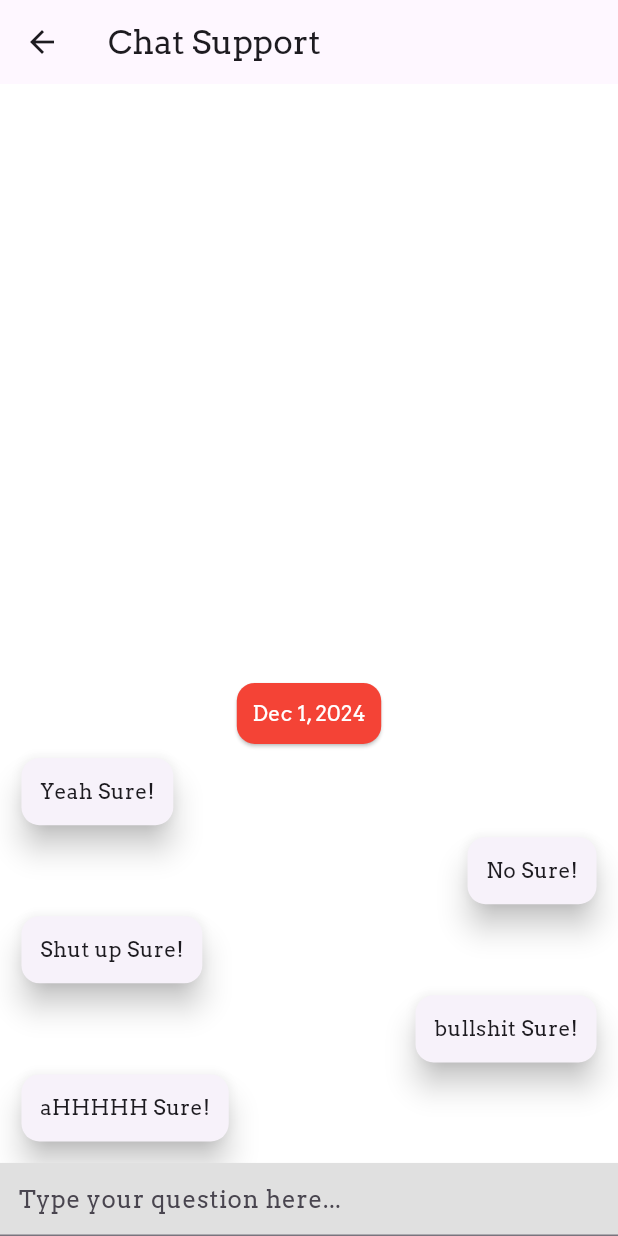
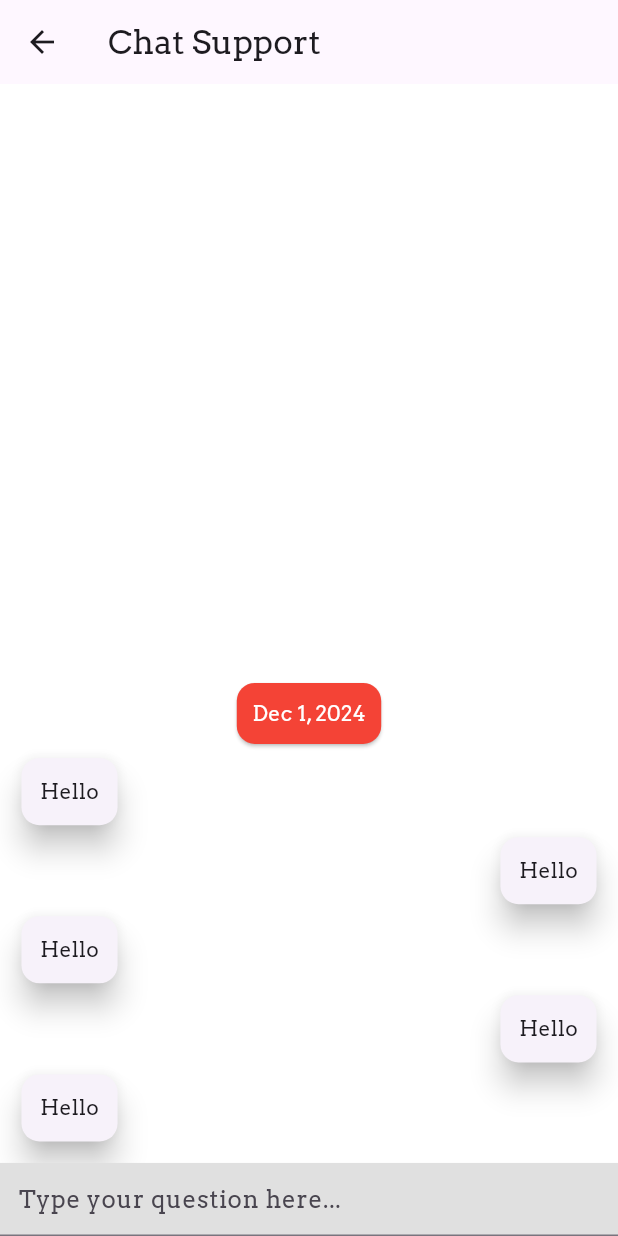
Before and after one commit to patriajasel/taguig_tourism_mobile_app, a Flutter app: the AppNavigation screen opened directly with empty values, after a tap on the "support agent" icon, on a phone screen of 412 x 824 dp. Run offline on Flutter 3.47's test engine with Material 3 defaults, Android fonts, the phone set to English and light mode, and no system bars; drawn by our look-alikes of grouped_list; our stand-ins replace carousel_slider, cloud_firestore, firebase_auth, firebase_core, firebase_storage, fluttertoast and 5 more; missing offline and left inert: custom_info_window, flutter_polyline_points; accounts and stored records are empty; network calls fail.

```diff
--- a/lib/app_navigation.dart
+++ b/lib/app_navigation.dart
@@ -136,7 +136,9 @@ class _AppNavigationState extends State<AppNavigation> {
             indicatorColor: Colors.redAccent.shade100,
             labelTextStyle: WidgetStateProperty.all(
               TextStyle(
-                  color: Colors.white, fontFamily: "Arvo", fontSize: screenHeight * 0.015),
+                  color: Colors.white,
+                  fontFamily: "Arvo",
+                  fontSize: screenHeight * 0.015),
             ),
             iconTheme: WidgetStateProperty.all(
               const IconThemeData(color: Colors.white),
@@ -152,7 +154,7 @@ class _AppNavigationState extends State<AppNavigation> {
           },
           destinations: const [
             NavigationDestination(icon: Icon(Icons.home), label: "Home"),
-            NavigationDestination(icon: Icon(Icons.newspaper), label: "News"),
+            NavigationDestination(icon: Icon(Icons.commute), label: "Commute"),
             NavigationDestination(icon: Icon(Icons.explore), label: "Explore"),
             NavigationDestination(icon: Icon(Icons.cloud), label: "Weather"),
             NavigationDestination(icon: Icon(Icons.person), label: "User"),
--- a/lib/customer_support_page.dart
+++ b/lib/customer_support_page.dart
@@ -13,23 +13,23 @@ class ChatSupportPage extends StatefulWidget {
 class _ChatSupportPageState extends State<ChatSupportPage> {
   List<Message> messages = [
     Message(
-        text: 'Yeah Sure!',
+        text: 'Hello',
         date: DateTime.now().subtract(Duration(minutes: 1)),
         isSentByMe: false),
     Message(
-        text: 'No Sure!',
+        text: 'Hello',
         date: DateTime.now().subtract(Duration(minutes: 1)),
         isSentByMe: true),
     Message(
-        text: 'Shut up Sure!',
+        text: 'Hello',
         date: DateTime.now().subtract(Duration(minutes: 1)),
         isSentByMe: false),
     Message(
-        text: 'bullshit Sure!',
+        text: 'Hello',
         date: DateTime.now().subtract(Duration(minutes: 1)),
         isSentByMe: true),
     Message(
-        text: 'aHHHHH Sure!',
+        text: 'Hello',
         date: DateTime.now().subtract(Duration(minutes: 1)),
         isSentByMe: false),
   ];
--- a/lib/home_page.dart
+++ b/lib/home_page.dart
@@ -3,7 +3,9 @@
 import 'package:carousel_slider/carousel_slider.dart';
 import 'package:flutter/material.dart';
 import 'package:taguig_tourism_mobile_app/categories_page.dart';
+import 'package:taguig_tourism_mobile_app/models/events.dart';
 import 'package:taguig_tourism_mobile_app/news_page_single_page.dart';
+import 'package:taguig_tourism_mobile_app/services/firestore_services.dart';
 import 'package:taguig_tourism_mobile_app/services/user_info.dart';
 
 class HomePage extends StatefulWidget {
@@ -41,17 +43,45 @@ class _HomePageState extends State<HomePage> {
 
   UserInformation? userInfo;
 
+  List<Events> eventList = [];
+  List<String> imageDirectory = [];
+
   @override
   void initState() {
     userInfo = widget.userInformation;
+    getAllEvents();
     super.initState();
   }
 
+  void getAllEvents() async {
+    List<Events>? events = await FirestoreServices().getAllEvents();
+
+    if (events != null) {
+      List<String> imageUrls = [];
+
+      // Fetch image URLs for each event
+      for (var event in events) {
+        String imageUrl =
+            await FirestoreServices().getImageUrl(event.imageDirectory);
+        if (imageUrl.isNotEmpty) {
+          imageUrls.add(imageUrl);
+        } else {
+          imageUrls.add(
+              ""); // Add empty string or a default value for missing images
+        }
+      }
+
+      // Now that we have both event list and image URLs, update the state
+      setState(() {
+        eventList = events;
+        imageDirectory = imageUrls; // Populate imageDirectory
+      });
+    }
+  }
 
   @override
   Widget build(BuildContext context) {
     double screenHeight = MediaQuery.of(context).size.height;
-
 
     return PopScope(
       canPop: false,
@@ -323,19 +353,20 @@ class _HomePageState extends State<HomePage> {
 
                   Padding(
                     padding: EdgeInsets.symmetric(
-                      horizontal: screenHeight * 0.02632),
+                        horizontal: screenHeight * 0.02632),
                     child: Divider(),
                   ),
 
                   Container(
-                    margin: EdgeInsets.symmetric(horizontal: screenHeight * 0.03948),
+                    margin: EdgeInsets.symmetric(
+                        horizontal: screenHeight * 0.03948),
                     child: Column(
                       crossAxisAlignment: CrossAxisAlignment.start,
                       children: [
-                         Padding(
+                        Padding(
                           padding: EdgeInsets.all(screenHeight * 0.01053),
                           child: Text(
-                            "News",
+                            "Events",
                             style: TextStyle(
                               fontSize: screenHeight * 0.02369,
                               fontWeight: FontWeight.bold,
@@ -346,16 +377,15 @@ class _HomePageState extends State<HomePage> {
                         ListView.builder(
                           shrinkWrap: true,
                           physics: NeverScrollableScrollPhysics(),
-                          itemCount: 10,
+                          itemCount: eventList.length,
                           itemBuilder: (context, index) {
                             return Card(
                               margin: EdgeInsets.symmetric(
-                                vertical: screenHeight * 0.01,
-                                horizontal: screenHeight * 0.0125
-                              ),
+                                  vertical: screenHeight * 0.01),
                               elevation: 1,
                               shape: RoundedRectangleBorder(
-                                borderRadius: BorderRadius.circular(screenHeight * 0.0125),
+                                borderRadius: BorderRadius.circular(
+                                    screenHeight * 0.0125),
                               ),
                               child: Container(
                                 padding: EdgeInsets.all(screenHeight * 0.0125),
@@ -363,37 +393,43 @@ class _HomePageState extends State<HomePage> {
                                   children: [
                                     ClipRRect(
                                       borderRadius: BorderRadius.circular(15.0),
-                                      child: Image.asset(
-                                        'lib/assets/images/taguig_image1.png',
+                                      child: Image.network(
+                                        imageDirectory[index],
                                         width: screenHeight * 0.125,
                                         height: screenHeight * 0.125,
                                         fit: BoxFit.cover,
                                       ),
                                     ),
-
                                     SizedBox(width: screenHeight * 0.0125),
-
                                     Expanded(
                                       child: ListTile(
                                         title: Text(
-                                          "Your Text Here That Might Be Too Long",
+                                          eventList[index].eventName,
+                                          maxLines: 2,
+                                          overflow: TextOverflow.ellipsis,
                                           style: TextStyle(
                                             fontSize: screenHeight * 0.0175,
                                             fontWeight: FontWeight.bold,
                                           ),
                                         ),
                                         subtitle: Padding(
-                                          padding: EdgeInsets.symmetric(vertical: screenHeight * 0.0125),
+                                          padding: EdgeInsets.symmetric(
+                                              vertical: screenHeight * 0.0125),
                                           child: Text(
-                                            "May 28, 2022",
-                                            style: TextStyle(fontSize: screenHeight * 0.015),
+                                            eventList[index]
+                                                .eventDate
+                                                .toDate()
+                                                .toString(),
+                                            style: TextStyle(
+                                                fontSize: screenHeight * 0.015),
                                           ),
                                         ),
                                         onTap: () {
                                           Navigator.push(
                                             context,
                                             MaterialPageRoute(
-                                              builder: (builder) => SingleNewsPage(),
+                                              builder: (builder) =>
+                                                  SingleEventPage(event: eventList[index],),
                                             ),
                                           );
                                         },
--- a/lib/services/firestore_services.dart
+++ b/lib/services/firestore_services.dart
@@ -2,6 +2,7 @@
 
 import 'package:cloud_firestore/cloud_firestore.dart';
 import 'package:firebase_storage/firebase_storage.dart';
+import 'package:taguig_tourism_mobile_app/models/events.dart';
 import 'package:taguig_tourism_mobile_app/services/explore_info.dart';
 import 'package:taguig_tourism_mobile_app/services/user_info.dart';
 
@@ -147,4 +148,34 @@ class FirestoreServices {
       return [];
     }
   }
+
+  Future<List<Events>?> getAllEvents() async {
+    try {
+      CollectionReference collection =
+          FirebaseFirestore.instance.collection("events");
+
+      QuerySnapshot querySnapshot = await collection.get();
+
+      List<Events> events = [];
+
+      for (var doc in querySnapshot.docs) {
+        try {
+          DocumentSnapshot documentSnapshot =
+              await collection.doc(doc.id).get();
+          var data = documentSnapshot.data() as Map<String, dynamic>;
+
+          if (data.isNotEmpty) {
+            events.add(Events.fromSnapshot(data));
+          }
+        } catch (e) {
+          print("Error processing document ${doc.id}: $e");
+        }
+      }
+
+      return events.isNotEmpty ? events : null;
+    } catch (e) {
+      print("Error fetching data from Firestore: $e");
+    }
+    return null;
+  }
 }
```
Also changed, not shown: lib/models/events.dart (added, +33 -0 lines), lib/news_page.dart (deleted, +0 -211 lines), lib/news_page_single_page.dart (+60 -48 lines).
